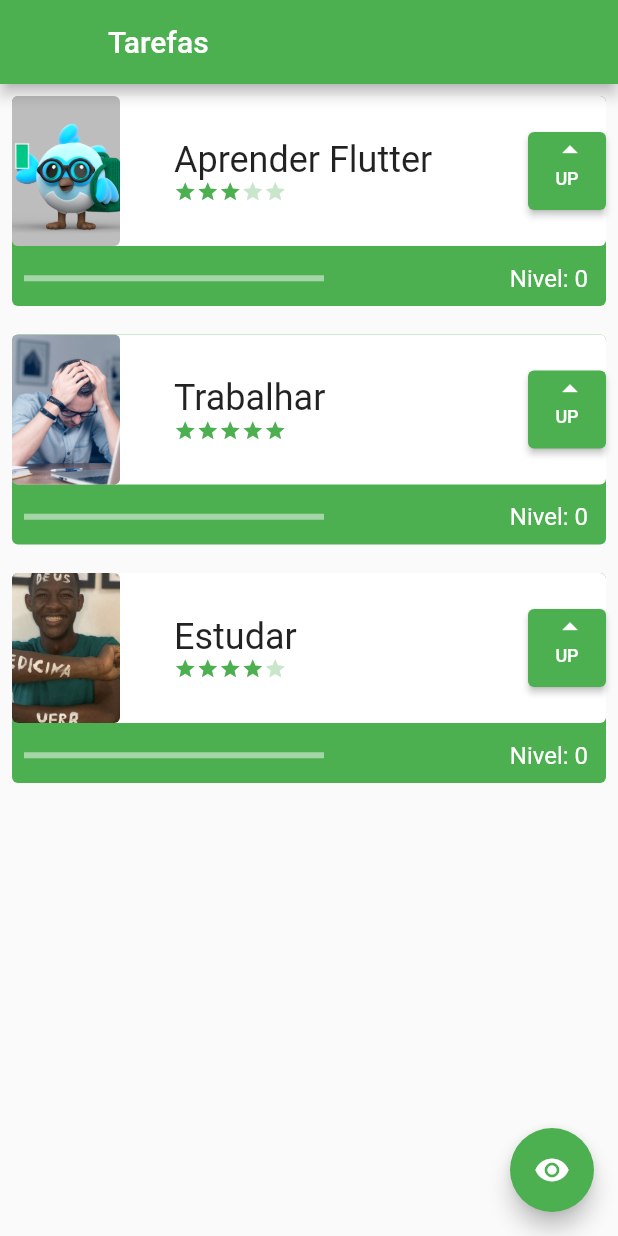
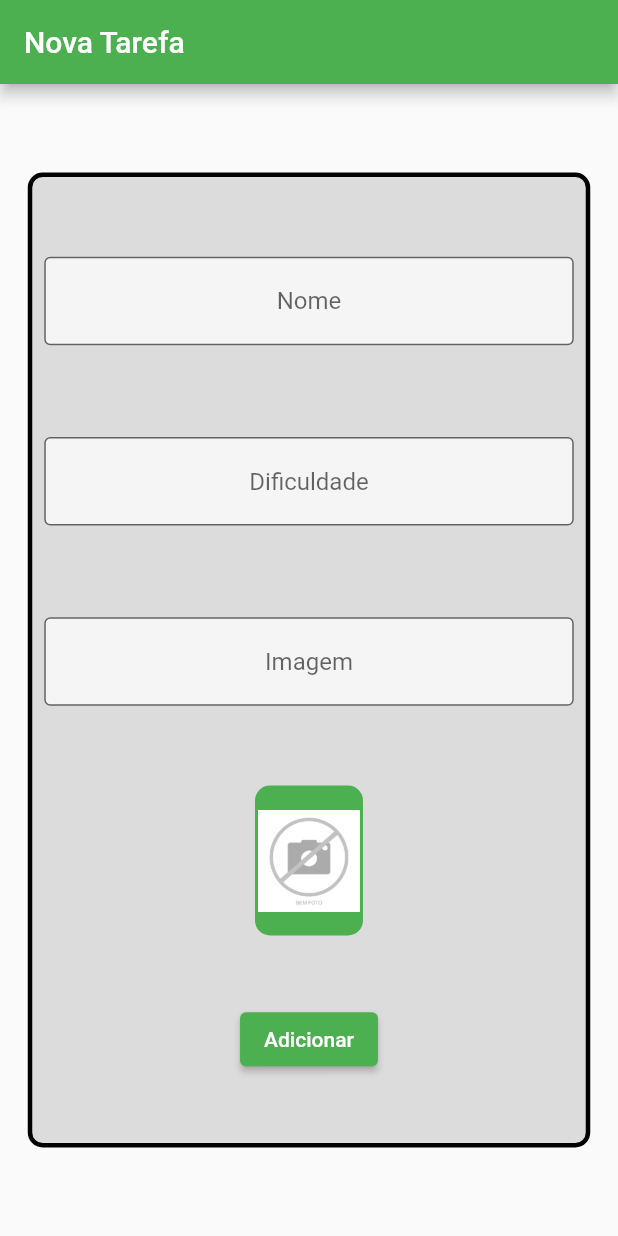
Before and after one commit to ErickCelestino/Tasks_Flutter, a Flutter app: the screen it shows after launch, on a phone screen of 412 x 824 dp. Run offline on Flutter 3.47's test engine with Material 2 defaults, Android fonts, the phone set to English and light mode, and no system bars; network calls fail.

Commit message:
Implantação da tela form screen

```diff
--- a/lib/main.dart
+++ b/lib/main.dart
@@ -1,4 +1,5 @@
 import 'package:flutter/material.dart';
+import 'package:futter_projeto/screens/form_screen.dart';
 
 import 'screens/initial_screen.dart';
 
@@ -18,7 +19,7 @@ class MyApp extends StatelessWidget {
       theme: ThemeData(
         primarySwatch: Colors.green,
       ),
-      home: const InitialScreen(),
+      home: const FormScreen(),
     );
   }
 }
--- /dev/null
+++ b/lib/screens/form_screen.dart
@@ -0,0 +1,109 @@
+import 'package:flutter/material.dart';
+
+class FormScreen extends StatefulWidget {
+  const FormScreen({super.key});
+
+  @override
+  State<FormScreen> createState() => _FormScreenState();
+}
+
+class _FormScreenState extends State<FormScreen> {
+  TextEditingController nameController = TextEditingController();
+  TextEditingController difficultController = TextEditingController();
+  TextEditingController imageController = TextEditingController();
+
+  @override
+  Widget build(BuildContext context) {
+    return Scaffold(
+      appBar: AppBar(
+        title: const Text('Nova Tarefa'),
+      ),
+      body: Center(
+        child: Container(
+          height: 650,
+          width: 375,
+          decoration: BoxDecoration(
+              color: Colors.black12,
+              borderRadius: BorderRadius.circular(10),
+              border: Border.all(width: 3)),
+          child: Column(
+            mainAxisAlignment: MainAxisAlignment.spaceEvenly,
+            crossAxisAlignment: CrossAxisAlignment.center,
+            children: [
+              Padding(
+                padding: const EdgeInsets.all(8.0),
+                child: TextFormField(
+                  controller: nameController,
+                  textAlign: TextAlign.center,
+                  decoration: const InputDecoration(
+                    border: OutlineInputBorder(),
+                    hintText: 'Nome',
+                    fillColor: Colors.white70,
+                    filled: true,
+                  ),
+                ),
+              ),
+              Padding(
+                padding: const EdgeInsets.all(8.0),
+                child: TextFormField(
+                  controller: difficultController,
+                  textAlign: TextAlign.center,
+                  decoration: const InputDecoration(
+                    border: OutlineInputBorder(),
+                    hintText: 'Dificuldade',
+                    fillColor: Colors.white70,
+                    filled: true,
+                  ),
+                ),
+              ),
+              Padding(
+                padding: const EdgeInsets.all(8.0),
+                child: TextFormField(
+                  onChanged: (text) {
+                    setState(() {});
+                  },
+                  controller: imageController,
+                  textAlign: TextAlign.center,
+                  decoration: const InputDecoration(
+                    border: OutlineInputBorder(),
+                    hintText: 'Imagem',
+                    fillColor: Colors.white70,
+                    filled: true,
+                  ),
+                ),
+              ),
+              Container(
+                height: 100,
+                width: 72,
+                decoration: BoxDecoration(
+                  color: Colors.green,
+                  borderRadius: BorderRadius.circular(10),
+                  border: Border.all(width: 2, color: Colors.green),
+                ),
+                child: ClipRRect(
+                  borderRadius: BorderRadius.circular(10),
+                  child: Image.network(
+                    imageController.text,
+                    //Tratando exceções
+                    errorBuilder: (BuildContext context, Object exception,
+                        StackTrace? statckTrace) {
+                      return Image.asset('assets/images/sem-foto.jpg');
+                    },
+                    fit: BoxFit.cover,
+                  ),
+                ),
+              ),
+              ElevatedButton(
+                onPressed: () {
+                  print(nameController.text);
+                  print(int.parse(difficultController.text));
+                },
+                child: const Text('Adicionar'),
+              ),
+            ],
+          ),
+        ),
+      ),
+    );
+  }
+}
```
Also changed, not shown: assets/images/sem-foto.jpg (added).
